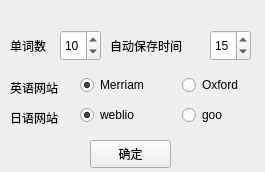
Old version of the form settingswidget.ui in the repository lxl66566/wordsreciter.
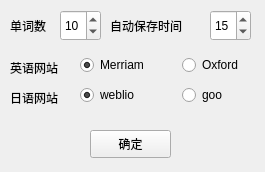
New version of the form.

Patch:
```diff
--- a/settingswidget.ui
+++ b/settingswidget.ui
@@ -17,7 +17,7 @@
    <property name="geometry">
     <rect>
      <x>60</x>
-     <y>30</y>
+     <y>10</y>
      <width>41</width>
      <height>31</height>
     </rect>
@@ -33,7 +33,7 @@
    <property name="geometry">
     <rect>
      <x>80</x>
-     <y>70</y>
+     <y>50</y>
      <width>198</width>
      <height>31</height>
     </rect>
@@ -62,7 +62,7 @@
    <property name="geometry">
     <rect>
      <x>10</x>
-     <y>30</y>
+     <y>10</y>
      <width>61</width>
      <height>31</height>
     </rect>
@@ -75,7 +75,7 @@
    <property name="geometry">
     <rect>
      <x>110</x>
-     <y>30</y>
+     <y>10</y>
      <width>101</width>
      <height>31</height>
     </rect>
@@ -88,7 +88,7 @@
    <property name="geometry">
     <rect>
      <x>210</x>
-     <y>30</y>
+     <y>10</y>
      <width>41</width>
      <height>31</height>
     </rect>
@@ -107,7 +107,7 @@
    <property name="geometry">
     <rect>
      <x>10</x>
-     <y>80</y>
+     <y>60</y>
      <width>61</width>
      <height>16</height>
     </rect>
@@ -120,7 +120,7 @@
    <property name="geometry">
     <rect>
      <x>90</x>
-     <y>140</y>
+     <y>130</y>
      <width>81</width>
      <height>28</height>
     </rect>
@@ -133,7 +133,7 @@
    <property name="geometry">
     <rect>
      <x>10</x>
-     <y>110</y>
+     <y>90</y>
      <width>68</width>
      <height>15</height>
     </rect>
@@ -146,7 +146,7 @@
    <property name="geometry">
     <rect>
      <x>80</x>
-     <y>100</y>
+     <y>80</y>
      <width>198</width>
      <height>31</height>
     </rect>
```
